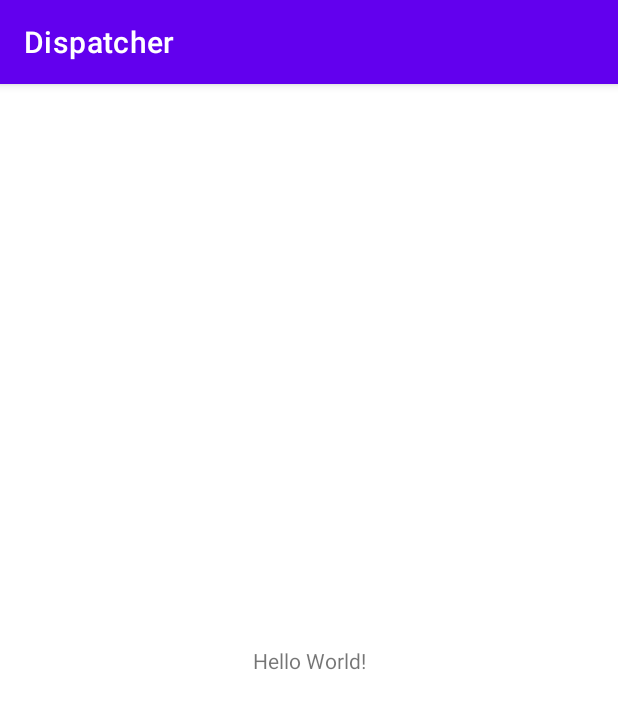
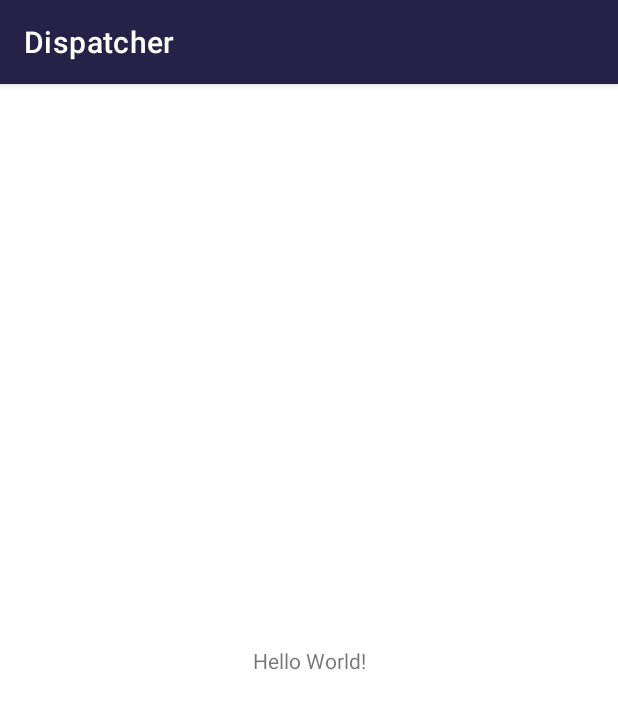
Before and after one commit to PierreJanineh/Dispatcher, an Android app: the screen it shows after launch (MainActivity), on a phone screen of 412 x 824 dp. Shown: the top 709 px of the screen. Run offline under Robolectric (Android 15) with nearby library versions, the phone set to English and light mode, and no system bars.

Commit message:
Colors edit

```diff
--- a/app/src/main/res/values-night/themes.xml
+++ b/app/src/main/res/values-night/themes.xml
@@ -2,13 +2,13 @@
     <!-- Base application theme. -->
     <style name="Theme.Dispatcher" parent="Theme.MaterialComponents.DayNight.DarkActionBar">
         <!-- Primary brand color. -->
-        <item name="colorPrimary">@color/purple_200</item>
-        <item name="colorPrimaryVariant">@color/purple_700</item>
-        <item name="colorOnPrimary">@color/black</item>
+        <item name="colorPrimary">@color/primary_color</item>
+        <item name="colorPrimaryVariant">@color/primary_color</item>
+        <item name="colorOnPrimary">@color/on_primary_color</item>
         <!-- Secondary brand color. -->
-        <item name="colorSecondary">@color/teal_200</item>
-        <item name="colorSecondaryVariant">@color/teal_200</item>
-        <item name="colorOnSecondary">@color/black</item>
+        <item name="colorSecondary">@color/secondary_color</item>
+        <item name="colorSecondaryVariant">@color/secondary_color</item>
+        <item name="colorOnSecondary">@color/on_secondary_color</item>
         <!-- Status bar color. -->
         <item name="android:statusBarColor" tools:targetApi="l">?attr/colorPrimaryVariant</item>
         <!-- Customize your theme here. -->
--- a/app/src/main/res/values/colors.xml
+++ b/app/src/main/res/values/colors.xml
@@ -1,10 +1,8 @@
 <?xml version="1.0" encoding="utf-8"?>
 <resources>
-    <color name="purple_200">#FFBB86FC</color>
-    <color name="purple_500">#FF6200EE</color>
-    <color name="purple_700">#FF3700B3</color>
-    <color name="teal_200">#FF03DAC5</color>
-    <color name="teal_700">#FF018786</color>
-    <color name="black">#FF000000</color>
-    <color name="white">#FFFFFFFF</color>
+    <color name="primary_color">#262146</color>
+    <color name="on_primary_color">#F8F8FF</color>
+
+    <color name="secondary_color">#F8F8FF</color>
+    <color name="on_secondary_color">#FFF</color>
 </resources>
--- a/app/src/main/res/values/themes.xml
+++ b/app/src/main/res/values/themes.xml
@@ -2,13 +2,13 @@
     <!-- Base application theme. -->
     <style name="Theme.Dispatcher" parent="Theme.MaterialComponents.DayNight.DarkActionBar">
         <!-- Primary brand color. -->
-        <item name="colorPrimary">@color/purple_500</item>
-        <item name="colorPrimaryVariant">@color/purple_700</item>
-        <item name="colorOnPrimary">@color/white</item>
+        <item name="colorPrimary">@color/primary_color</item>
+        <item name="colorPrimaryVariant">@color/primary_color</item>
+        <item name="colorOnPrimary">@color/on_primary_color</item>
         <!-- Secondary brand color. -->
-        <item name="colorSecondary">@color/teal_200</item>
-        <item name="colorSecondaryVariant">@color/teal_700</item>
-        <item name="colorOnSecondary">@color/black</item>
+        <item name="colorSecondary">@color/secondary_color</item>
+        <item name="colorSecondaryVariant">@color/secondary_color</item>
+        <item name="colorOnSecondary">@color/on_secondary_color</item>
         <!-- Status bar color. -->
         <item name="android:statusBarColor" tools:targetApi="l">?attr/colorPrimaryVariant</item>
         <!-- Customize your theme here. -->
```
